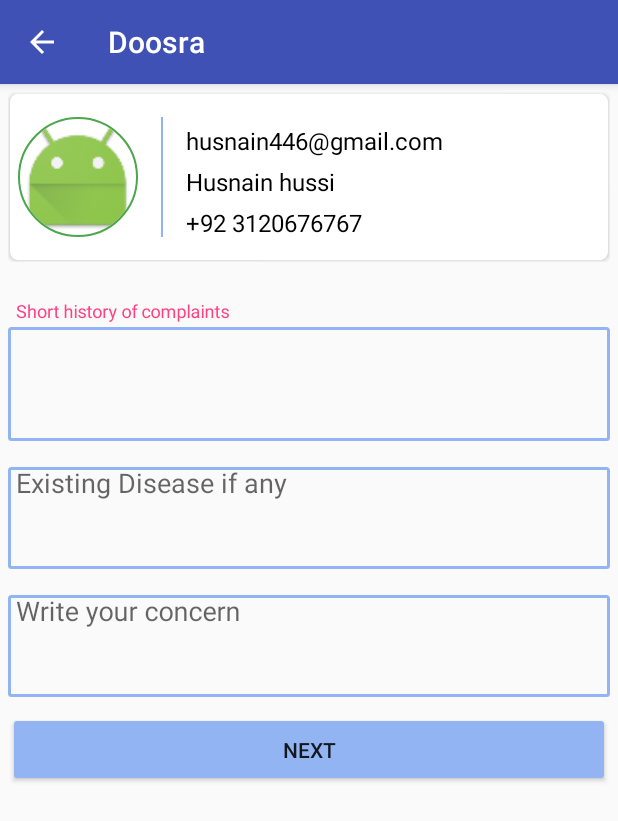
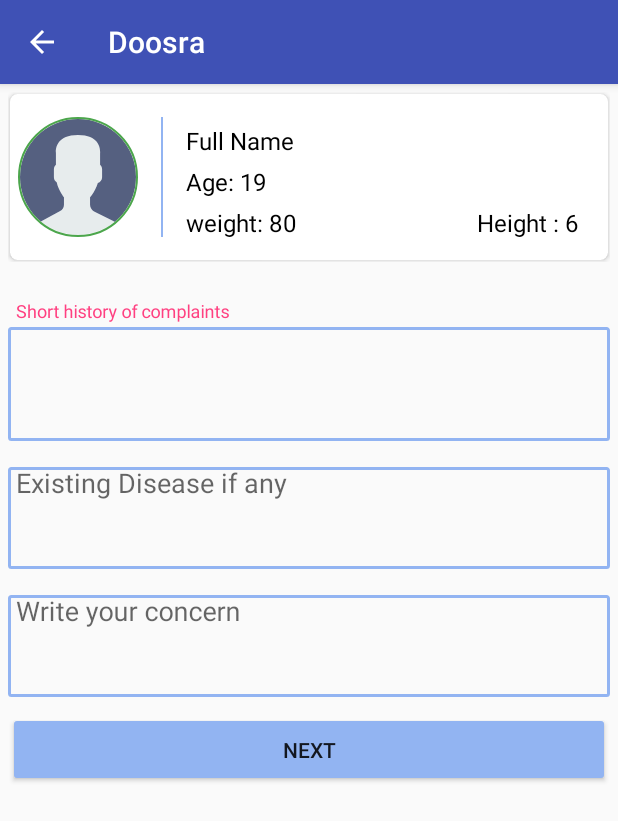
Before and after one commit to byteShaft/doosra-opinion, an Android app: the UserProfile screen opened directly, with no data from a screen before it, on a phone screen of 412 x 824 dp. Shown: the top 821 px of the screen. Run offline under Robolectric (Android 15) with nearby library versions, the phone set to English and light mode, and no system bars; our stand-ins replace CircleImageView.

Commit message:
change details layout

```diff
--- a/app/src/main/java/com/byteshaft/doosra/MedicalReports.java
+++ b/app/src/main/java/com/byteshaft/doosra/MedicalReports.java
@@ -25,7 +25,8 @@ import java.util.HashMap;
 import java.util.List;
 import java.util.Map;
 
-public class MedicalReports extends AppCompatActivity implements View.OnClickListener, HttpRequest.OnReadyStateChangeListener, HttpRequest.OnErrorListener {
+public class MedicalReports extends AppCompatActivity implements View.OnClickListener,
+        HttpRequest.OnReadyStateChangeListener, HttpRequest.OnErrorListener {
 
     private static final int MEDICAL_CODE = 1;
     private static final int LAB_CODE = 2;
--- /dev/null
+++ b/app/src/main/res/drawable/ic_user_placeholder.xml
@@ -0,0 +1,5 @@
+<vector android:height="24dp" android:viewportHeight="53.0"
+    android:viewportWidth="53.0" android:width="24dp" xmlns:android="http://schemas.android.com/apk/res/android">
+    <path android:fillColor="#E7ECED" android:pathData="M18.61,41.55l-7.91,4.31c-0.46,0.25 -0.88,0.56 -1.27,0.9C14.05,50.65 20,53 26.5,53c6.45,0 12.37,-2.31 16.96,-6.14c-0.42,-0.36 -0.88,-0.68 -1.39,-0.93l-8.47,-4.23c-1.09,-0.55 -1.78,-1.66 -1.78,-2.89v-3.32c0.24,-0.27 0.51,-0.62 0.8,-1.03c1.15,-1.63 2.03,-3.42 2.63,-5.3c1.09,-0.34 1.89,-1.34 1.89,-2.53v-3.55c0,-0.78 -0.35,-1.48 -0.89,-1.97v-5.13c0,0 1.05,-7.98 -9.75,-7.98s-9.75,7.98 -9.75,7.98v5.13c-0.54,0.49 -0.89,1.18 -0.89,1.97v3.55c0,0.93 0.49,1.76 1.23,2.23c0.89,3.86 3.21,6.63 3.21,6.63v3.24C20.3,39.9 19.65,40.99 18.61,41.55z"/>
+    <path android:fillColor="#556080" android:pathData="M26.95,0C12.32,-0.25 0.25,11.41 0,26.05C-0.14,34.34 3.56,41.8 9.45,46.76c0.38,-0.34 0.8,-0.64 1.26,-0.89l7.91,-4.31c1.04,-0.57 1.68,-1.65 1.68,-2.84v-3.24c0,0 -2.32,-2.78 -3.21,-6.63c-0.73,-0.47 -1.23,-1.3 -1.23,-2.23v-3.55c0,-0.78 0.35,-1.48 0.89,-1.97v-5.13c0,0 -1.05,-7.98 9.75,-7.98s9.75,7.98 9.75,7.98v5.13c0.54,0.49 0.89,1.18 0.89,1.97v3.55c0,1.19 -0.8,2.19 -1.89,2.53c-0.61,1.88 -1.48,3.67 -2.63,5.3c-0.29,0.41 -0.56,0.76 -0.8,1.03V38.8c0,1.22 0.69,2.34 1.78,2.89l8.47,4.23c0.51,0.25 0.97,0.57 1.39,0.93c5.71,-4.76 9.4,-11.88 9.54,-19.9C53.25,12.32 41.59,0.25 26.95,0z"/>
+</vector>
--- a/app/src/main/res/layout/activity_user_profile.xml
+++ b/app/src/main/res/layout/activity_user_profile.xml
@@ -28,7 +28,7 @@
                     android:layout_centerVertical="true"
                     android:layout_marginLeft="5dp"
                     android:layout_marginTop="5dp"
-                    android:src="@mipmap/ic_launcher"
+                    android:src="@drawable/ic_user_placeholder"
                     app:civ_border_color="@color/green_button_color"
                     app:civ_border_width="1dp" />
 
@@ -48,10 +48,10 @@
                     android:layout_toRightOf="@+id/image_view">
 
                     <TextView
-                        android:id="@+id/use_email"
+                        android:id="@+id/tv_name"
                         android:layout_width="wrap_content"
                         android:layout_height="wrap_content"
-                        android:text="husnain446@gmail.com"
+                        android:text="Full Name"
                         android:textColor="#000"
                         android:textSize="16sp" />
                 </RelativeLayout>
@@ -65,12 +65,13 @@
                     android:layout_toRightOf="@+id/image_view">
 
                     <TextView
-                        android:id="@+id/user_name_text_view"
+                        android:id="@+id/tv_age"
                         android:layout_width="wrap_content"
                         android:layout_height="wrap_content"
-                        android:text="Husnain hussi"
+                        android:text="Age: 19"
                         android:textColor="#000"
                         android:textSize="16sp" />
+
                 </RelativeLayout>
 
                 <RelativeLayout
@@ -82,12 +83,23 @@
                     android:layout_toRightOf="@+id/image_view">
 
                     <TextView
-                        android:id="@+id/phone_number_text_view"
+                        android:id="@+id/tv_weight"
                         android:layout_width="wrap_content"
                         android:layout_height="wrap_content"
-                        android:text="+92 3120676767"
+                        android:text="weight: 80"
                         android:textColor="#000"
                         android:textSize="16sp" />
+
+                    <TextView
+                        android:id="@+id/tv_height"
+                        android:layout_width="wrap_content"
+                        android:layout_height="wrap_content"
+                        android:layout_alignParentRight="true"
+                        android:layout_marginRight="20dp"
+                        android:text="Height : 6"
+                        android:textColor="#000"
+                        android:textSize="16sp" />
+
                 </RelativeLayout>
             </RelativeLayout>
         </android.support.v7.widget.CardView>
--- a/app/src/main/res/layout/nav_header_main2.xml
+++ b/app/src/main/res/layout/nav_header_main2.xml
@@ -16,9 +16,9 @@
         android:id="@+id/nav_imageView"
         android:layout_width="70dp"
         android:layout_height="70dp"
-        android:src="@mipmap/ic_launcher"
-        app:civ_border_width="2dp"
-        app:civ_border_color="#FFF" />
+        android:src="@drawable/ic_user_placeholder"
+        app:civ_border_color="@color/green_button_color"
+        app:civ_border_width="1dp" />
 
     <TextView
         android:id="@+id/name"
@@ -32,6 +32,6 @@
         android:layout_width="wrap_content"
         android:layout_height="wrap_content"
         android:text=""
-        android:textStyle="bold"/>
+        android:textStyle="bold" />
 
 </LinearLayout>
```
